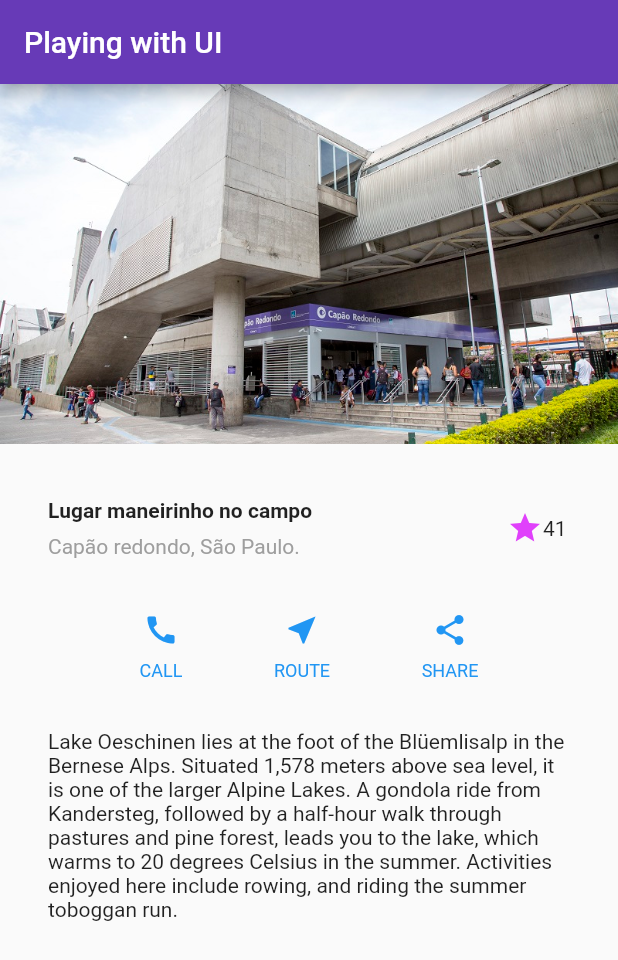
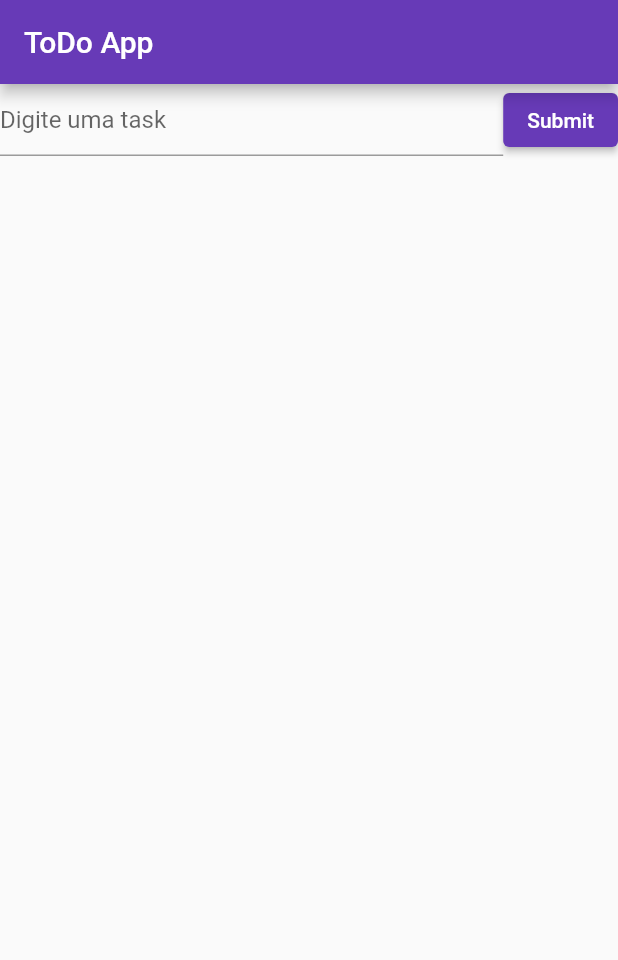
Before and after one commit to gnunesdev/flutter-ui-playing, a Flutter app: the screen it shows after launch, on a phone screen of 412 x 824 dp. Shown: the top 960 px of the screen. Run offline on Flutter 3.47's test engine with Material 2 defaults, Android fonts, the light colour scheme and no system bars.

Commit message:
feat(todo): creates initial todo app

```diff
--- a/lib/main.dart
+++ b/lib/main.dart
@@ -1,7 +1,9 @@
 import 'package:flutter/material.dart';
 
+import './todo.dart';
+
 void main() {
-  runApp(const MyApp());
+  runApp(const ToDoApp());
 }
 
 class FavoriteWidget extends StatefulWidget {
--- /dev/null
+++ b/lib/todo.dart
@@ -0,0 +1,92 @@
+import 'package:flutter/material.dart';
+
+class ToDoApp extends StatefulWidget {
+  const ToDoApp({super.key});
+
+  @override
+  State<ToDoApp> createState() => _ToDoAppState();
+}
+
+class _ToDoAppState extends State<ToDoApp> {
+  final _formKey = GlobalKey<FormState>();
+  final myController = TextEditingController();
+
+  @override
+  void dispose() {
+    myController.dispose();
+    super.dispose();
+  }
+
+  final _todoList = [];
+  final _todoListCompleted = [];
+
+  bool _checkCompleted(String value) {
+    return _todoListCompleted.contains(value);
+  }
+
+  void addTodo(String todoDescription) {
+    setState(() {
+      _todoList.add(todoDescription);
+    });
+  }
+
+  @override
+  Widget build(BuildContext context) {
+    return MaterialApp(
+        title: 'Playing with UI',
+        theme: ThemeData(
+          primarySwatch: Colors.deepPurple,
+        ),
+        home: Builder(builder: (BuildContext context) {
+          return Scaffold(
+              appBar: AppBar(
+                title: const Text('ToDo App'),
+              ),
+              body: Column(
+                children: [
+                  Form(
+                    key: _formKey,
+                    child: Row(
+                      children: [
+                        Expanded(
+                          child: TextFormField(
+                            controller: myController,
+                            validator: (value) {
+                              if (value == null || value.isEmpty) {
+                                return 'Por favor adicione um todo';
+                              }
+
+                              return null;
+                            },
+                            decoration: const InputDecoration(
+                                hintText: 'Digite uma task'),
+                          ),
+                        ),
+                        ElevatedButton(
+                          onPressed: () {
+                            if (_formKey.currentState!.validate()) {
+                              addTodo(myController.text);
+                              ScaffoldMessenger.of(context).showSnackBar(
+                                  const SnackBar(content: Text('Adicionado')));
+                            }
+                          },
+                          child: const Text('Submit'),
+                        )
+                      ],
+                    ),
+                  ),
+                  Expanded(
+                      child: ListView.separated(
+                          separatorBuilder: (BuildContext context, int index) =>
+                              const Divider(color: Colors.deepPurple),
+                          itemCount: _todoList.length,
+                          itemBuilder: (context, index) {
+                            return ListTile(
+                              title: Text(_todoList[index]),
+                            );
+                          })),
+                ],
+              ));
+        }));
+  }
+}
```
